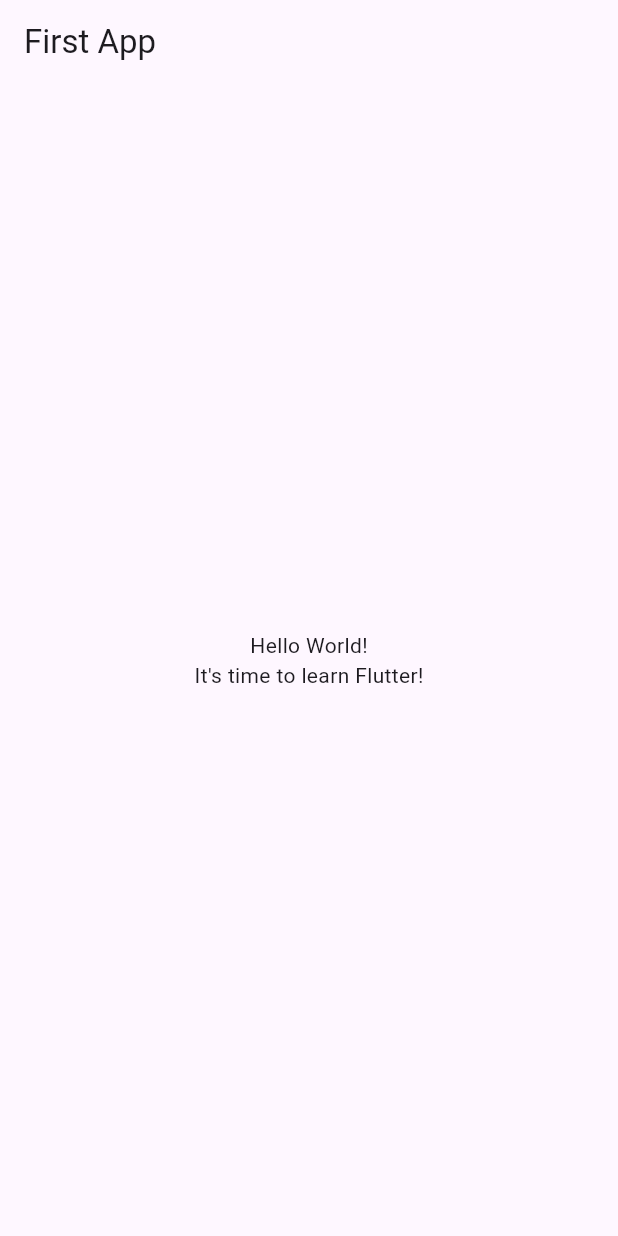
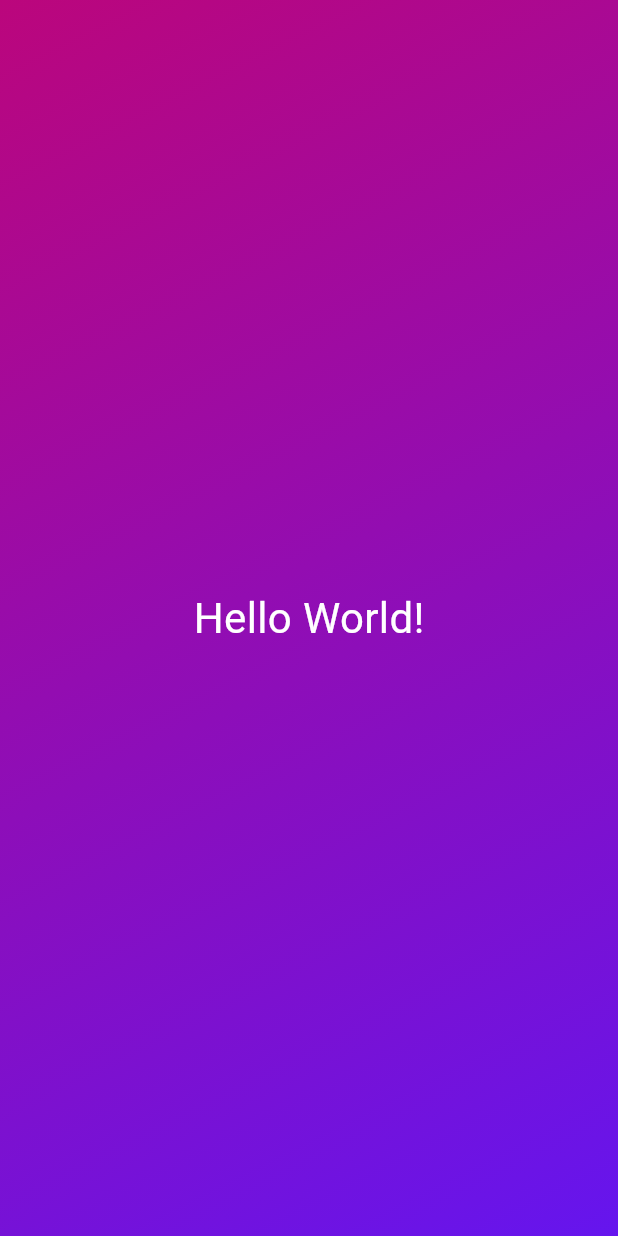
Before and after one commit to Pirate-Hunter-Zoro/Dice-Roller, a Flutter app: the screen it shows after launch, on a phone screen of 412 x 824 dp. Run offline on Flutter 3.47's test engine with Material 3 defaults, Android fonts, the phone set to English and light mode, and no system bars.

Commit message:
implemented GradientContainer widget and got app running

```diff
--- a/lib/main.dart
+++ b/lib/main.dart
@@ -1,34 +1,40 @@
 import 'package:flutter/material.dart';
 
 void main() {
-  runApp(const MyApp());
+  runApp(
+    const MaterialApp(
+      home: Scaffold(
+        body: GradientContainer(),
+      ),
+    ),
+  );
 }
 
-class MyApp extends StatelessWidget {
-  const MyApp({super.key});
+class GradientContainer extends StatelessWidget {
+  // We should accept a key argument, and call our parent constructor with said key
+  // You can store an instance of this widget type in a memory location to be reused
+  const GradientContainer({super.key});
 
   @override
   Widget build(BuildContext context) {
-    return MaterialApp(
-      title: 'Flutter Demo',
-      theme: ThemeData(
-        primarySwatch: Colors.blue,
+    return Container(
+      decoration: const BoxDecoration(
+        gradient: LinearGradient(
+          begin: Alignment.topLeft,
+          end: Alignment.bottomRight,
+          colors: [
+            Color.fromARGB(255, 187, 6, 124),
+            Color.fromARGB(255, 101, 21, 238),
+          ],
+        ),
       ),
-      home: Scaffold(
-        appBar: AppBar(
-          title: const Text('First App'),
-        ),
-        body: const Center(
-          child: Column(
-            mainAxisAlignment: MainAxisAlignment.center,
-            children: [
-              Text(
-                'Hello World!',
-              ),
-              Text(
-                'It\'s time to learn Flutter!',
-              ),
-            ],
+      // Existing memory will be reused when you use const - address preserved
+      child: const Center(
+        child: Text(
+          'Hello World!',
+          style: TextStyle(
+            fontSize: 28.0,
+            color: Colors.white,
           ),
         ),
       ),
```
Also changed, not shown: lib/functions.dart (added), 3 other files.
